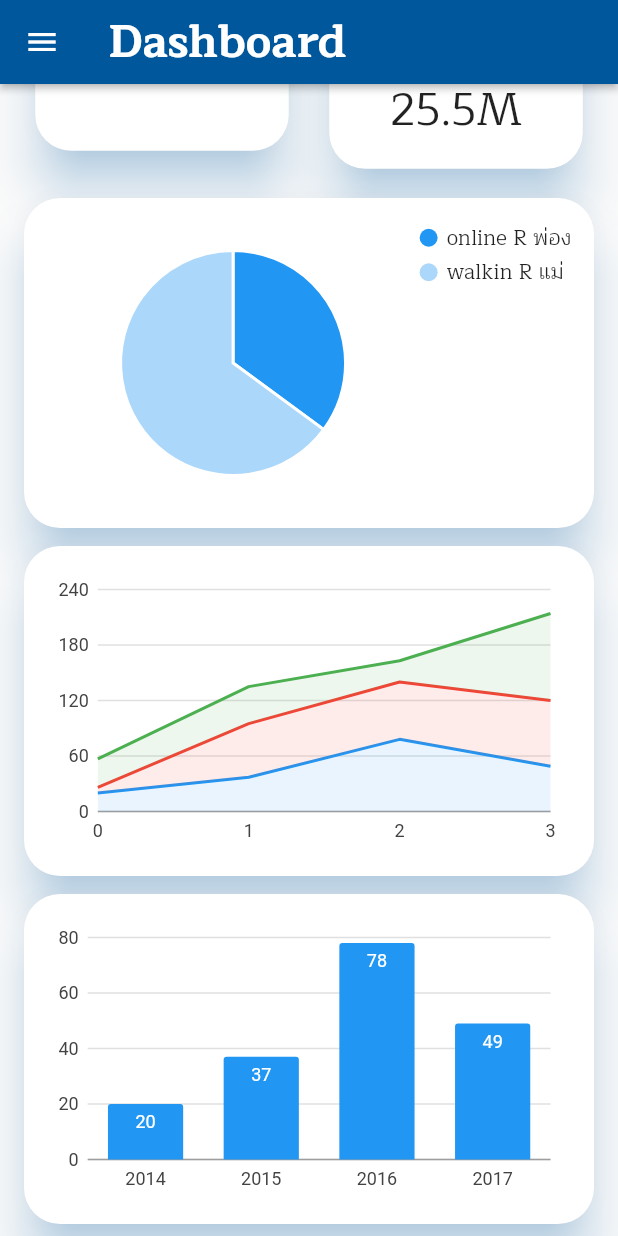
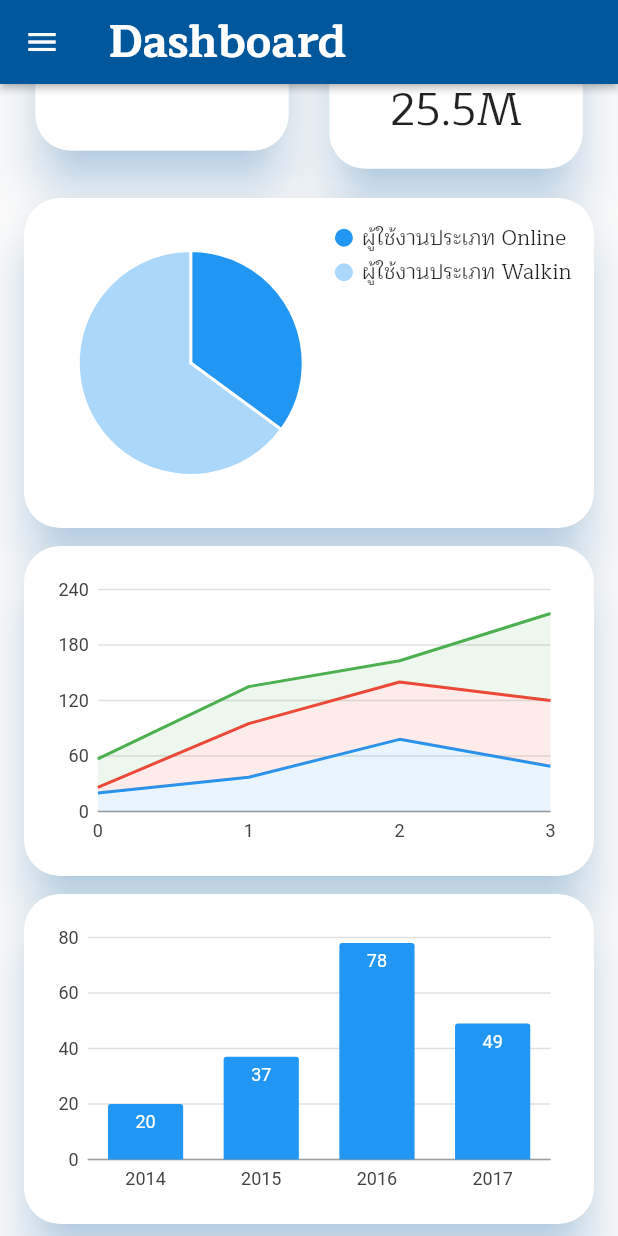
Before and after one commit to supakjack/bang-pla-60-flutter, a Flutter app: the Dashboard screen opened directly, scrolled down 732 dp, on a phone screen of 412 x 824 dp. Run offline on Flutter 3.47's test engine with Material 2 defaults, Android fonts, the phone set to English and light mode, and no system bars; our stand-ins replace auto_size_text, bloc, carousel_slider, charts_flutter, datetime_picker_formfield, font_awesome_flutter and 3 more; missing offline and left inert: flutter_circular_chart, flutter_sparkline.

Commit message:
Update AllPieChart.dart

```diff
--- a/lib/ui/dashboard_page/chart/AllPieChart.dart
+++ b/lib/ui/dashboard_page/chart/AllPieChart.dart
@@ -54,8 +54,8 @@ class DatumLegendWithMeasuresRequest extends StatelessWidget {
     final random = new Random();
 
     final data = [
-      new LinearSales("online R พ่อง", random.nextInt(100)),
-      new LinearSales("walkin R แม่", random.nextInt(100)),
+      new LinearSales("ผู้ใช้งานประเภท Online", random.nextInt(100)),
+      new LinearSales("ผู้ใช้งานประเภท Walkin", random.nextInt(100)),
       // new LinearSales(2016, random.nextInt(100)),
       // new LinearSales(2017, random.nextInt(100)),
     ];
```
